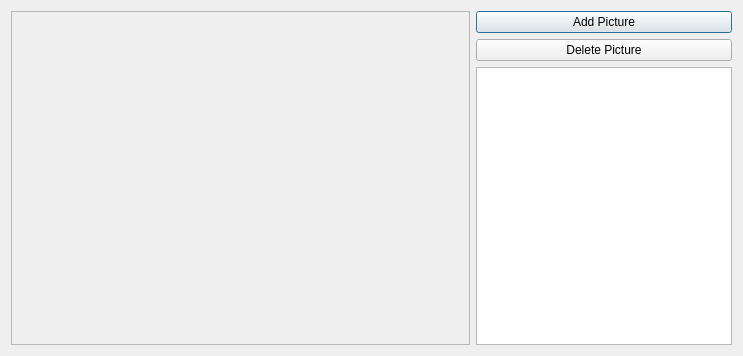
The window that Mapping-My-Trip/picturedialog.ui (vinh3978/Mapping-My-Trip-Qt-creator-8) describes before a commit, drawn with Qt 5.
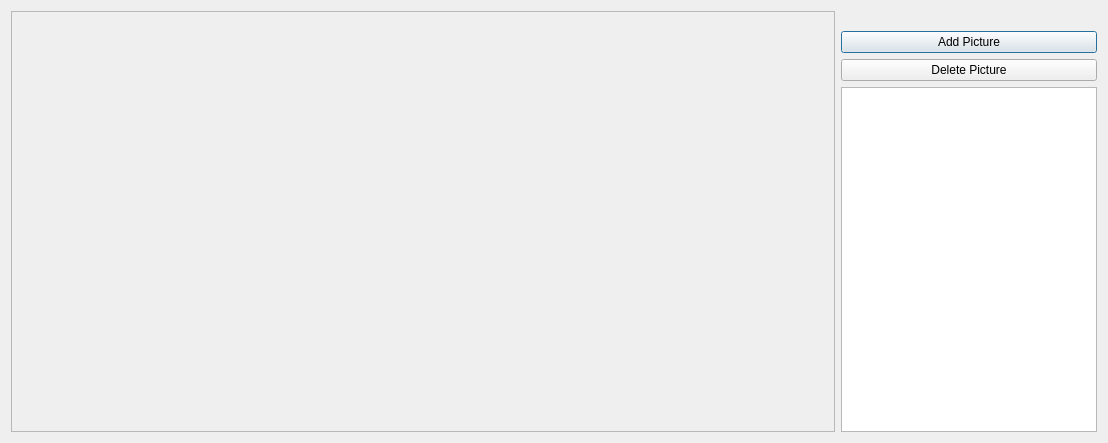
The same window after the commit.

Diff of the .ui file:
```diff
--- a/Mapping-My-Trip/picturedialog.ui
+++ b/Mapping-My-Trip/picturedialog.ui
@@ -6,8 +6,8 @@
    <rect>
     <x>0</x>
     <y>0</y>
-    <width>743</width>
-    <height>356</height>
+    <width>1108</width>
+    <height>443</height>
    </rect>
   </property>
   <property name="windowTitle">
@@ -30,8 +30,8 @@
        <rect>
         <x>0</x>
         <y>0</y>
-        <width>449</width>
-        <height>330</height>
+        <width>814</width>
+        <height>417</height>
        </rect>
       </property>
      </widget>
@@ -39,6 +39,13 @@
    </item>
    <item>
     <layout class="QVBoxLayout" name="verticalLayout">
+     <item>
+      <widget class="QLabel" name="label_location_name">
+       <property name="text">
+        <string/>
+       </property>
+      </widget>
+     </item>
      <item>
       <widget class="QPushButton" name="addButton">
        <property name="text">
```
